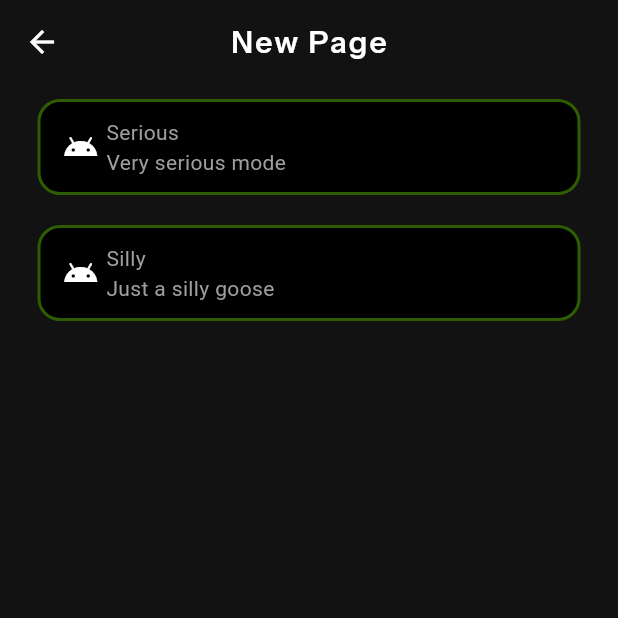
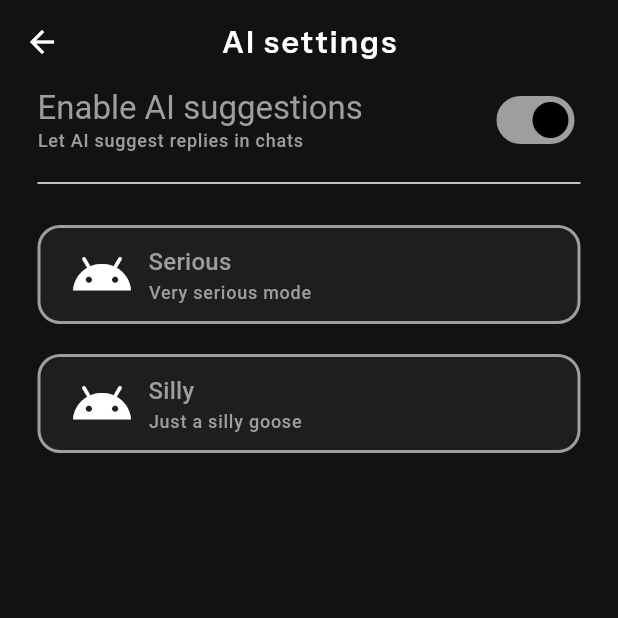
Before and after one commit to gu-tig333-ht25/FuseChat, a Flutter app: the AIConfig screen opened directly, on a phone screen of 412 x 824 dp, the top half of it. Run offline on Flutter 3.47's test engine with Material 3 defaults, Android fonts, the light colour scheme and no system bars; our stand-ins replace firebase_auth, firebase_core, google_fonts; accounts and stored records are empty.

Commit message:
Enable AI suggestions switch

```diff
--- a/lib/models/AI_model.dart
+++ b/lib/models/AI_model.dart
@@ -17,20 +17,30 @@ const List<Personality> defaultPersonalities = [
 
 class AIPersonalitySettings extends ChangeNotifier {
   final List<Personality> _personalities;
-
+  bool _aiSuggestionsEnabled;
   Personality? selectedPersonality;
 
   AIPersonalitySettings({
     List<Personality> personalities = defaultPersonalities,
-  }) : _personalities = personalities;
+    bool aiSuggestionsEnabled = true,
+  }) : _personalities = personalities,
+       _aiSuggestionsEnabled = aiSuggestionsEnabled;
 
-  List<Personality> get personalities =>
-      UnmodifiableListView(_personalities);
+  set aiSuggestionsEnabled(bool enabled) {
+    if (_aiSuggestionsEnabled != enabled) {
+      _aiSuggestionsEnabled = enabled;
+      notifyListeners();
+    }
+  }
+
+  get aiSuggestionsEnabled => _aiSuggestionsEnabled;
+
+  List<Personality> get personalities => UnmodifiableListView(_personalities);
 
   bool isSelected(Personality personality) =>
       personality == selectedPersonality;
 
-  bool selectPersonality(Personality pi){
+  bool selectPersonality(Personality pi) {
     if (!_personalities.contains(pi)) return false;
     selectedPersonality = pi;
     notifyListeners();
--- a/lib/pages/profile_view/AI_config_view.dart
+++ b/lib/pages/profile_view/AI_config_view.dart
@@ -7,23 +7,53 @@ class AIConfig extends StatelessWidget {
 
   @override
   Widget build(BuildContext context) {
+    AIPersonalitySettings settings = context.watch<AIPersonalitySettings>();
     return Scaffold(
-      appBar: AppBar(title: Text("New Page")),
+      appBar: AppBar(title: Text("AI settings")),
       body: Center(
-        child: Column(
-          children: [
-            Consumer<AIPersonalitySettings>(
-              builder: (BuildContext context, value, Widget? child) => Expanded(
+        child: Padding(
+          padding: const EdgeInsets.symmetric(horizontal: 25),
+          child: Column(
+            children: [
+              Row(
+                children: [
+                  Column(
+                    crossAxisAlignment: CrossAxisAlignment.start,
+                    children: [
+                      Text(
+                        "Enable AI suggestions",
+                        style: Theme.of(context).textTheme.titleLarge,
+                      ),
+                      Text(
+                        "Let AI suggest replies in chats",
+                        style: Theme.of(context).textTheme.labelMedium,
+                      ),
+                    ],
+                  ),
+                  Spacer(),
+                  Switch(
+                    value: settings.aiSuggestionsEnabled,
+                    onChanged: (value) {
+                      settings.aiSuggestionsEnabled = value;
+                    },
+                  ),
+                ],
+              ),
+              Padding(
+                padding: const EdgeInsets.symmetric(vertical: 10),
+                child: const Divider(thickness: 1),
+              ),
+              if (settings.aiSuggestionsEnabled) Expanded(
                 child: ListView.builder(
-                  itemCount: value.personalities.length,
+                  itemCount: settings.personalities.length,
                   itemBuilder: (context, index) {
-                    Personality pi = value.personalities[index];
-                    return RowItem(pi, value.isSelected(pi));
+                    Personality pi = settings.personalities[index];
+                    return RowItem(pi, settings.isSelected(pi));
                   },
                 ),
               ),
-            ),
-          ],
+            ],
+          ),
         ),
       ),
     );
@@ -36,38 +66,47 @@ class RowItem extends StatelessWidget {
   final bool isSelected;
   @override
   Widget build(BuildContext context) {
+    Color backgroundColor = isSelected
+        ? Theme.of(context).colorScheme.secondary
+        : Theme.of(context).colorScheme.surface;
+    TextStyle? titleStyle = Theme.of(context).textTheme.titleMedium;
+    TextStyle? descStyle = Theme.of(context).textTheme.labelMedium;
 
-    Color secondaryColor = Theme.of(context).colorScheme.secondary;
-    Color onSecondaryColor = Theme.of(context).colorScheme.onSecondary;
-    Color backgroundColor = isSelected
-        ? Color.alphaBlend(secondaryColor, onSecondaryColor)
-        : onSecondaryColor;
+    double iconSize =
+        ((titleStyle?.fontSize ?? 0) + (descStyle?.fontSize ?? 0)) * 1.5;
     return InkWell(
       onTapUp: (details) {
         assert(context.read<AIPersonalitySettings>().selectPersonality(pi));
       },
       child: Container(
-        margin: EdgeInsets.symmetric(vertical: 10, horizontal: 25),
+        margin: EdgeInsets.symmetric(vertical: 10),
         padding: EdgeInsets.symmetric(vertical: 10, horizontal: 10),
         decoration: BoxDecoration(
           color: backgroundColor, // background color
           borderRadius: BorderRadius.circular(15),
-          border: BoxBorder.all(color: secondaryColor, width: 2),
+          border: BoxBorder.all(
+            color: Theme.of(context).colorScheme.primary,
+            width: 2,
+          ),
         ),
         child: Row(
           children: [
-            Expanded(flex: 10, child: Icon(pi.iconData)),
-            Expanded(
-              flex: 80,
-              child: Column(
-                crossAxisAlignment: CrossAxisAlignment.start,
-                children: [Text(pi.name), Text(pi.desc)],
+            Center(
+              child: Padding(
+                padding: const EdgeInsets.symmetric(horizontal: 10),
+                child: Icon(pi.iconData, size: iconSize),
               ),
             ),
-            Expanded(
-              flex: 10,
-              child: Container(child: isSelected ? Icon(Icons.check) : null),
+            Column(
+              crossAxisAlignment: CrossAxisAlignment.start,
+              children: [
+                Text(pi.name, style: titleStyle),
+                Text(pi.desc, style: descStyle),
+              ],
             ),
+
+            const Spacer(),
+            if (isSelected) Icon(Icons.check),
           ],
         ),
       ),
```
